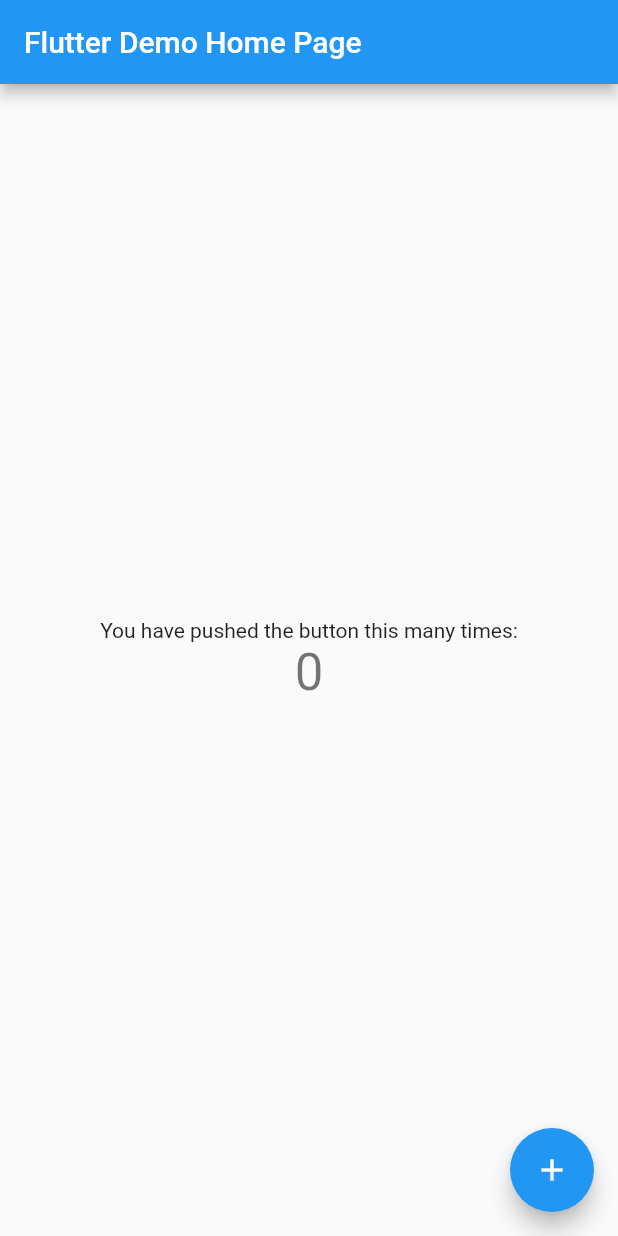
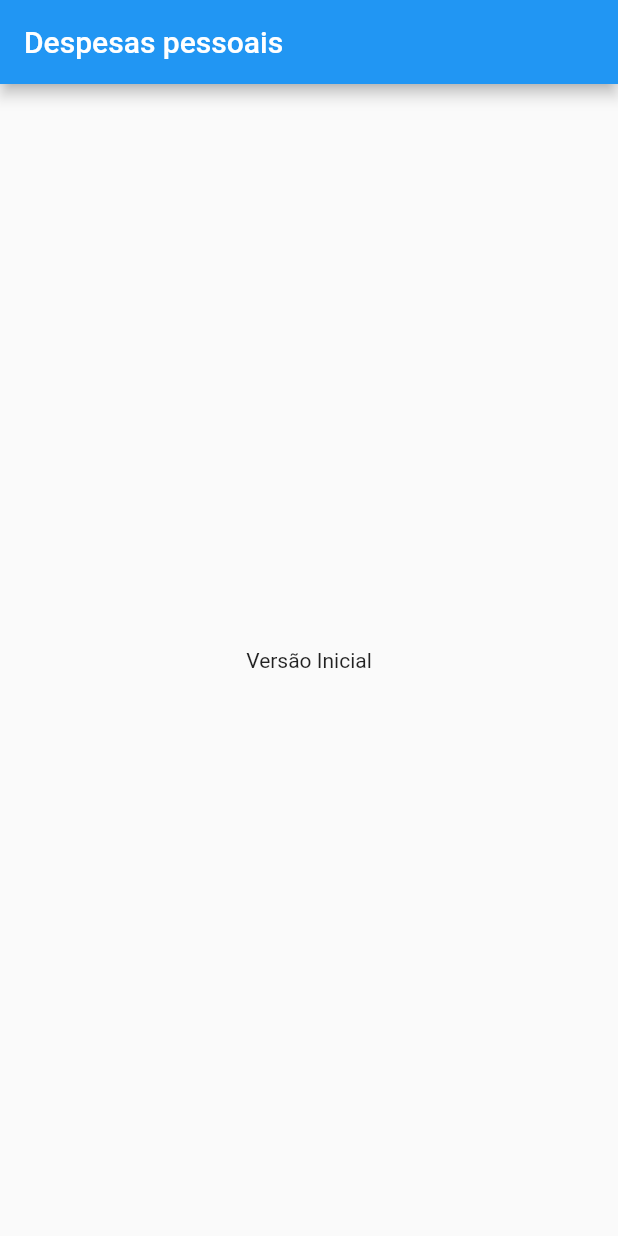
Before and after one commit to jamario-nascimento/expenses-flutter, a Flutter app: the screen it shows after launch, on a phone screen of 412 x 824 dp. Run offline on Flutter 3.47's test engine with Material 2 defaults, Android fonts, the phone set to English and light mode, and no system bars.

Commit message:
versão inicial

```diff
--- a/lib/main.dart
+++ b/lib/main.dart
@@ -1,115 +1,24 @@
 import 'package:flutter/material.dart';
 
-void main() {
-  runApp(const MyApp());
+main() => runApp(ExpensesApp());
+
+class ExpensesApp extends StatelessWidget {
+  @override
+  Widget build(BuildContext context) {
+    return MaterialApp(home: MyHomePage());
+  }
 }
 
-class MyApp extends StatelessWidget {
-  const MyApp({super.key});
-
-  // This widget is the root of your application.
+class MyHomePage extends StatelessWidget {
   @override
   Widget build(BuildContext context) {
-    return MaterialApp(
-      title: 'Flutter Demo',
-      theme: ThemeData(
-        // This is the theme of your application.
-        //
-        // Try running your application with "flutter run". You'll see the
-        // application has a blue toolbar. Then, without quitting the app, try
-        // changing the primarySwatch below to Colors.green and then invoke
-        // "hot reload" (press "r" in the console where you ran "flutter run",
-        // or simply save your changes to "hot reload" in a Flutter IDE).
-        // Notice that the counter didn't reset back to zero; the application
-        // is not restarted.
-        primarySwatch: Colors.blue,
+    return Scaffold(
+      appBar: AppBar(
+        title: Text('Despesas pessoais'),
       ),
-      home: const MyHomePage(title: 'Flutter Demo Home Page'),
+      body: Center(
+        child: Text('Versão Inicial'),
+      ),
     );
   }
 }
-
-class MyHomePage extends StatefulWidget {
-  const MyHomePage({super.key, required this.title});
-
-  // This widget is the home page of your application. It is stateful, meaning
-  // that it has a State object (defined below) that contains fields that affect
-  // how it looks.
-
-  // This class is the configuration for the state. It holds the values (in this
-  // case the title) provided by the parent (in this case the App widget) and
-  // used by the build method of the State. Fields in a Widget subclass are
-  // always marked "final".
-
-  final String title;
-
-  @override
-  State<MyHomePage> createState() => _MyHomePageState();
-}
-
-class _MyHomePageState extends State<MyHomePage> {
-  int _counter = 0;
-
-  void _incrementCounter() {
-    setState(() {
-      // This call to setState tells the Flutter framework that something has
-      // changed in this State, which causes it to rerun the build method below
-      // so that the display can reflect the updated values. If we changed
-      // _counter without calling setState(), then the build method would not be
-      // called again, and so nothing would appear to happen.
-      _counter++;
-    });
-  }
-
-  @override
-  Widget build(BuildContext context) {
-    // This method is rerun every time setState is called, for instance as done
-    // by the _incrementCounter method above.
-    //
-    // The Flutter framework has been optimized to make rerunning build methods
-    // fast, so that you can just rebuild anything that needs updating rather
-    // than having to individually change instances of widgets.
-    return Scaffold(
-      appBar: AppBar(
-        // Here we take the value from the MyHomePage object that was created by
-        // the App.build method, and use it to set our appbar title.
-        title: Text(widget.title),
-      ),
-      body: Center(
-        // Center is a layout widget. It takes a single child and positions it
-        // in the middle of the parent.
-        child: Column(
-          // Column is also a layout widget. It takes a list of children and
-          // arranges them vertically. By default, it sizes itself to fit its
-          // children horizontally, and tries to be as tall as its parent.
-          //
-          // Invoke "debug painting" (press "p" in the console, choose the
-          // "Toggle Debug Paint" action from the Flutter Inspector in Android
-          // Studio, or the "Toggle Debug Paint" command in Visual Studio Code)
-          // to see the wireframe for each widget.
-          //
-          // Column has various properties to control how it sizes itself and
-          // how it positions its children. Here we use mainAxisAlignment to
-          // center the children vertically; the main axis here is the vertical
-          // axis because Columns are vertical (the cross axis would be
-          // horizontal).
-          mainAxisAlignment: MainAxisAlignment.center,
-          children: <Widget>[
-            const Text(
-              'You have pushed the button this many times:',
-            ),
-            Text(
-              '$_counter',
-              style: Theme.of(context).textTheme.headlineMedium,
-            ),
-          ],
-        ),
-      ),
-      floatingActionButton: FloatingActionButton(
-        onPressed: _incrementCounter,
-        tooltip: 'Increment',
-        child: const Icon(Icons.add),
-      ), // This trailing comma makes auto-formatting nicer for build methods.
-    );
-  }
-}
```
Also changed, not shown: 1 other file.
